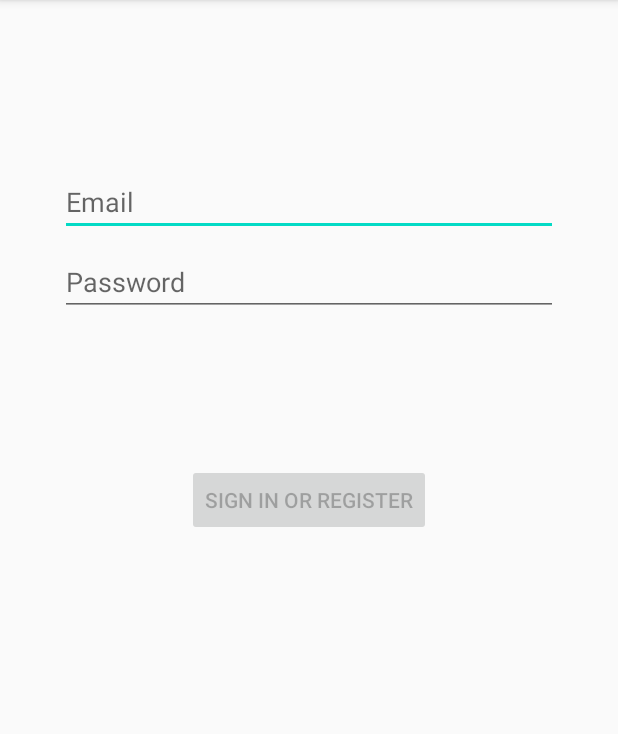
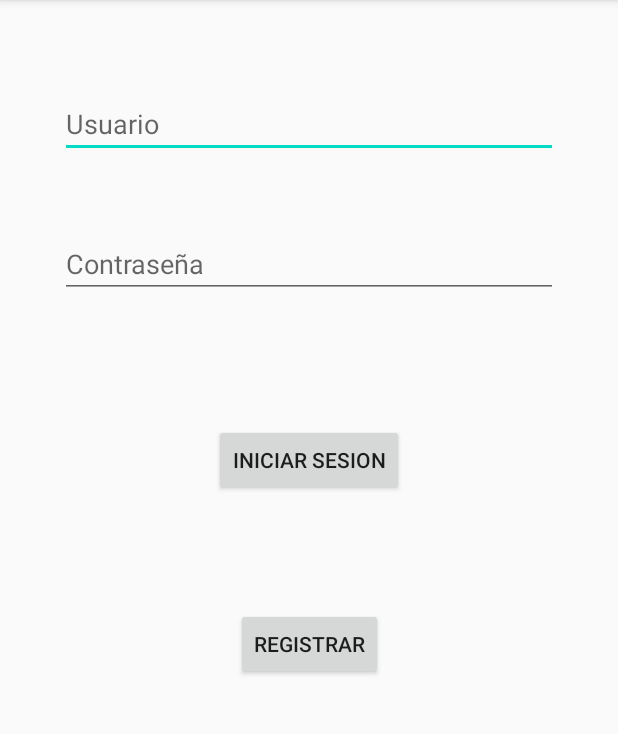
Before and after one commit to AlvaroMerinoFdz/NotasDroidAlvaroMerino, an Android app: the fragment LoginFragment shown on its own in the app's theme, on a phone screen of 412 x 824 dp, the part 84-818 px from its top. Run offline under Robolectric (Android 15) with nearby library versions, the phone set to English and light mode, and no system bars.

Commit message:
Fragment Login terminado.

```diff
--- a/app/src/main/java/com/example/notasdroidalvaromerino/MainActivity.kt
+++ b/app/src/main/java/com/example/notasdroidalvaromerino/MainActivity.kt
@@ -6,6 +6,6 @@ import android.os.Bundle
 class MainActivity : AppCompatActivity() {
     override fun onCreate(savedInstanceState: Bundle?) {
         super.onCreate(savedInstanceState)
-        setContentView(R.layout.activity_main)
+        setContentView(R.layout.fragment_login)
     }
 }
--- a/app/src/main/java/com/example/notasdroidalvaromerino/ui/login/LoginActivity.kt
+++ b/app/src/main/java/com/example/notasdroidalvaromerino/ui/login/LoginActivity.kt
@@ -24,11 +24,11 @@ class LoginActivity : AppCompatActivity() {
     override fun onCreate(savedInstanceState: Bundle?) {
         super.onCreate(savedInstanceState)
 
-
+        setContentView(R.layout.fragment_login)
 
         val username = findViewById<EditText>(R.id.txtUsuario)
         val password = findViewById<EditText>(R.id.password)
-        val login = findViewById<Button>(R.id.login)
+        val login = findViewById<Button>(R.id.btnIniciarSesion)
         val loading = findViewById<ProgressBar>(R.id.loading)
 
         loginViewModel = ViewModelProviders.of(this, LoginViewModelFactory())
--- a/app/src/main/java/com/example/notasdroidalvaromerino/ui/login/LoginFragment.kt
+++ b/app/src/main/java/com/example/notasdroidalvaromerino/ui/login/LoginFragment.kt
@@ -37,7 +37,7 @@ class LoginFragment : Fragment() {
 
         val usernameEditText = view.findViewById<EditText>(R.id.txtUsuario)
         val passwordEditText = view.findViewById<EditText>(R.id.password)
-        val loginButton = view.findViewById<Button>(R.id.login)
+        val loginButton = view.findViewById<Button>(R.id.btnIniciarSesion)
         val loadingProgressBar = view.findViewById<ProgressBar>(R.id.loading)
 
         loginViewModel.loginFormState.observe(this,
--- a/app/src/main/res/layout/fragment_login.xml
+++ b/app/src/main/res/layout/fragment_login.xml
@@ -17,21 +17,19 @@
             android:layout_width="0dp"
             android:layout_height="wrap_content"
             android:layout_marginStart="24dp"
-            android:layout_marginTop="96dp"
             android:layout_marginEnd="24dp"
             android:hint="@string/prompt_email"
             android:inputType="textEmailAddress"
             android:selectAllOnFocus="true"
             app:layout_constraintEnd_toEndOf="parent"
             app:layout_constraintStart_toStartOf="parent"
-            app:layout_constraintTop_toTopOf="parent"/>
-
+            app:layout_constraintTop_toTopOf="parent" android:layout_marginTop="44dp"/>
     <EditText
             android:id="@+id/password"
             android:layout_width="0dp"
             android:layout_height="wrap_content"
             android:layout_marginStart="24dp"
-            android:layout_marginTop="8dp"
+            android:layout_marginTop="48dp"
             android:layout_marginEnd="24dp"
             android:hint="@string/prompt_password"
             android:imeActionLabel="@string/action_sign_in_short"
@@ -40,25 +38,19 @@
             android:selectAllOnFocus="true"
             app:layout_constraintEnd_toEndOf="parent"
             app:layout_constraintStart_toStartOf="parent"
-            app:layout_constraintTop_toBottomOf="@+id/txtUsuario"/>
-
+            app:layout_constraintTop_toBottomOf="@+id/txtUsuario"
+    />
     <Button
-            android:id="@+id/login"
-            android:enabled="false"
+            android:id="@+id/btnIniciarSesion"
             android:layout_width="wrap_content"
             android:layout_height="wrap_content"
             android:layout_gravity="start"
             android:layout_marginStart="48dp"
-            android:layout_marginTop="16dp"
             android:layout_marginEnd="48dp"
-            android:layout_marginBottom="64dp"
             android:text="@string/action_sign_in"
-            app:layout_constraintBottom_toBottomOf="parent"
             app:layout_constraintEnd_toEndOf="parent"
             app:layout_constraintStart_toStartOf="parent"
-            app:layout_constraintTop_toBottomOf="@+id/password"
-            app:layout_constraintVertical_bias="0.2"/>
-
+            app:layout_constraintTop_toBottomOf="@+id/password" android:layout_marginTop="84dp"/>
     <ProgressBar
             android:id="@+id/loading"
             android:visibility="gone"
@@ -74,4 +66,11 @@
             app:layout_constraintStart_toStartOf="@+id/password"
             app:layout_constraintTop_toTopOf="parent"
             app:layout_constraintVertical_bias="0.3"/>
+    <Button
+            android:text="@string/BtnRegistrar"
+            android:layout_width="wrap_content"
+            android:layout_height="wrap_content" android:id="@+id/btnRegistrar"
+            app:layout_constraintTop_toBottomOf="@+id/btnIniciarSesion"
+            app:layout_constraintBottom_toBottomOf="parent" app:layout_constraintVertical_bias="0.2"
+            app:layout_constraintStart_toStartOf="parent" app:layout_constraintEnd_toEndOf="parent"/>
 </androidx.constraintlayout.widget.ConstraintLayout>
--- a/app/src/main/res/values/strings.xml
+++ b/app/src/main/res/values/strings.xml
@@ -1,12 +1,13 @@
 <resources>
     <string name="app_name">NotasDroidAlvaroMerino</string>
     <string name="title_activity_login">LoginActivity</string>
-    <string name="prompt_email">Email</string>
-    <string name="prompt_password">Password</string>
-    <string name="action_sign_in">Sign in or register</string>
-    <string name="action_sign_in_short">Sign in</string>
-    <string name="welcome">"Welcome !"</string>
-    <string name="invalid_username">Not a valid username</string>
-    <string name="invalid_password">Password must be >5 characters</string>
-    <string name="login_failed">"Login failed"</string>
+    <string name="prompt_email">Usuario</string>
+    <string name="prompt_password">Contraseña</string>
+    <string name="action_sign_in">Iniciar Sesion</string>
+    <string name="action_sign_in_short">Iniciar Sesion</string>
+    <string name="welcome">"Bienvenido"</string>
+    <string name="invalid_username">Usuario no válido</string>
+    <string name="invalid_password">La contraseña debe tener más de 5 caracteres</string>
+    <string name="login_failed">"Fallo al iniciar sesion"</string>
+    <string name="BtnRegistrar">"Registrar"</string>
 </resources>
```
